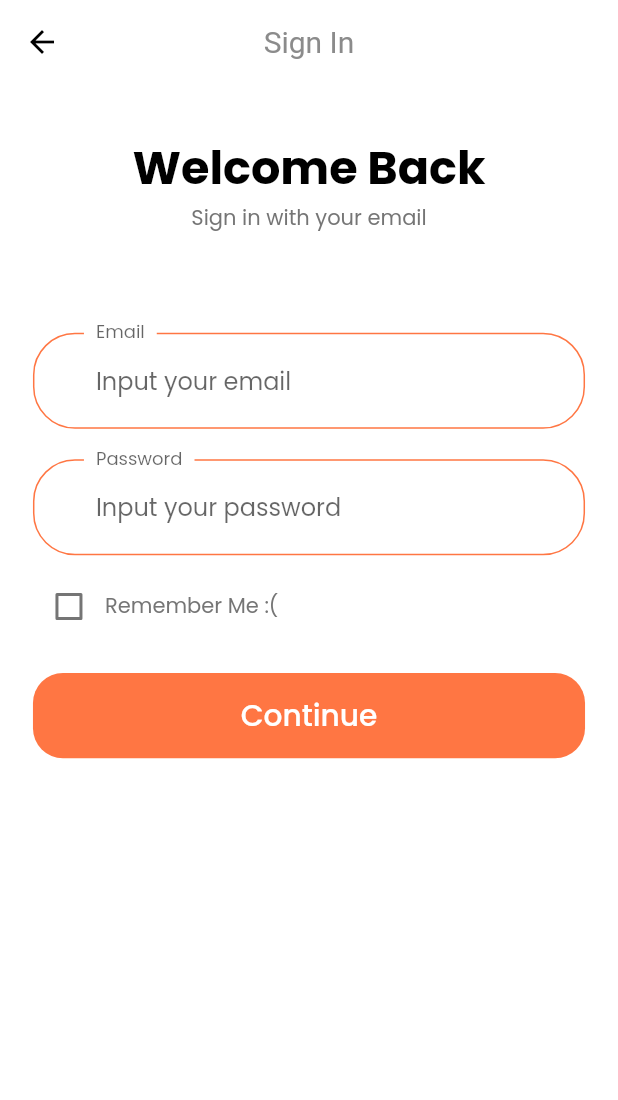
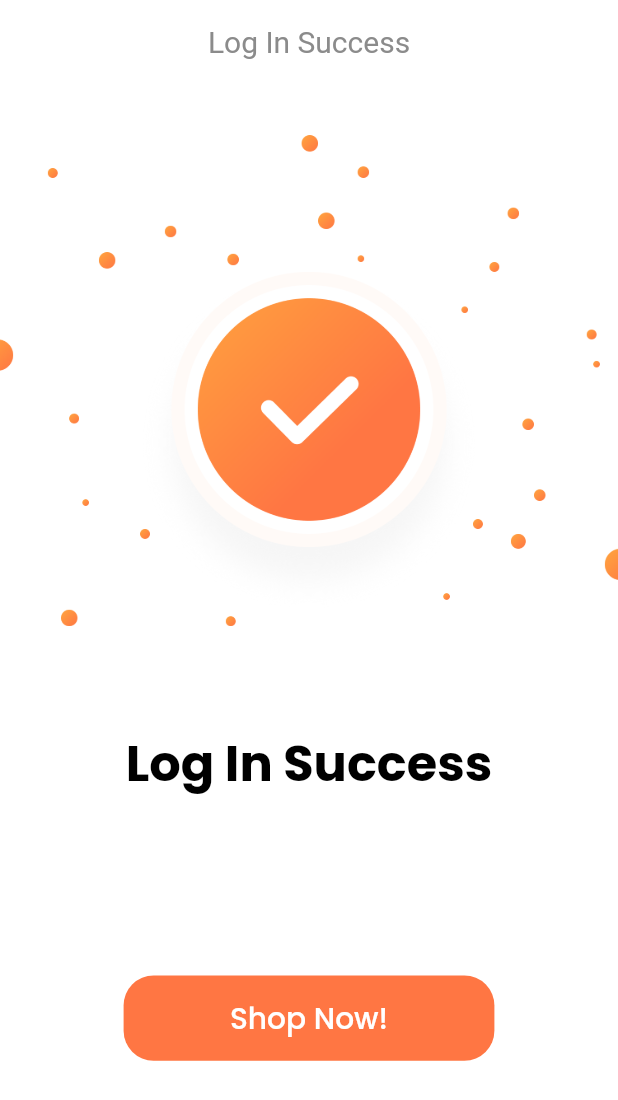
Before and after one commit to triggeredsoyboy/mobile-project-2, a Flutter app: the SignInScreen screen opened by its route, after a tap on "Continue", on a phone screen of 412 x 824 dp. Shown: the top 1100 px of the screen. Run offline on Flutter 3.47's test engine with Material 2 defaults, Android fonts, the phone set to English and light mode, and no system bars; our stand-ins replace flutter_svg.

Commit message:
[UI] Add welcome screen and home screen

```diff
--- /dev/null
+++ b/lib/enums.dart
@@ -0,0 +1,6 @@
+enum MenuState {
+  dashboard,
+  favorite,
+  message,
+  profile,
+}
--- a/lib/routes.dart
+++ b/lib/routes.dart
@@ -1,8 +1,12 @@
 import 'package:flutter/widgets.dart';
 import 'package:alghadim/screens/splash.dart';
 import 'package:alghadim/screens/sign_in.dart';
+import 'package:alghadim/screens/welcome.dart';
+import 'package:alghadim/screens/dashboard.dart';
 
 final Map<String, WidgetBuilder> routes = {
   SplashScreen.routeName: (context) => SplashScreen(),
   SignInScreen.routeName: (context) => SignInScreen(),
+  WelcomeScreen.routeName: (context) => WelcomeScreen(),
+  Dashboard.routeName: (context) => Dashboard(),
 };
--- a/lib/screens/sign_in.dart
+++ b/lib/screens/sign_in.dart
@@ -2,6 +2,8 @@ import 'package:flutter/material.dart';
 import 'package:alghadim/size_config.dart';
 import 'package:alghadim/constants.dart';
 import 'package:alghadim/components/buttons.dart';
+
+import 'package:alghadim/screens/welcome.dart';
 
 class SignInScreen extends StatelessWidget {
   const SignInScreen({Key? key}) : super(key: key);
@@ -105,7 +107,9 @@ class _SignFormState extends State<SignForm> {
           SizedBox(height: getPropScreenHeight(20)),
           DefaultButton(
             text: "Continue",
-            press: () {},
+            press: () {
+              Navigator.pushNamed(context, WelcomeScreen.routeName);
+            },
           ),
         ],
       ),
--- /dev/null
+++ b/lib/screens/welcome.dart
@@ -0,0 +1,63 @@
+import 'package:flutter/material.dart';
+import 'package:alghadim/size_config.dart';
+import 'package:alghadim/components/buttons.dart';
+
+import 'package:alghadim/screens/dashboard.dart';
+
+class WelcomeScreen extends StatelessWidget {
+  const WelcomeScreen({Key? key}) : super(key: key);
+
+  static String routeName = "/WelcomeScreen";
+
+  @override
+  Widget build(BuildContext context) {
+    return Scaffold(
+      appBar: AppBar(
+        leading: SizedBox(),
+        title: Text("Log In Success"),
+      ),
+      body: Body(),
+    );
+  }
+}
+
+class Body extends StatelessWidget {
+  const Body({Key? key}) : super(key: key);
+
+  @override
+  Widget build(BuildContext context) {
+    return Column(
+      children: [
+        SizedBox(
+          height: SizeConfig.screenHeight * 0.04,
+        ),
+        Image.asset(
+          "assets/images/success.png",
+          height: SizeConfig.screenHeight * 0.4,
+        ),
+        SizedBox(
+          height: SizeConfig.screenHeight * 0.08,
+        ),
+        Text(
+          "Log In Success",
+          style: TextStyle(
+            fontSize: getPropScreenWidth(30),
+            fontWeight: FontWeight.bold,
+            color: Colors.black,
+          ),
+        ),
+        Spacer(),
+        SizedBox(
+          width: SizeConfig.screenWidth * 0.6,
+          child: DefaultButton(
+            text: "Shop Now!",
+            press: () {
+              Navigator.pushNamed(context, Dashboard.routeName);
+            },
+          ),
+        ),
+        Spacer(),
+      ],
+    );
+  }
+}
```
Also changed, not shown: lib/components/bottom_navbar.dart (added, +73 -0 lines), lib/screens/components/body.dart (added, +31 -0 lines), lib/screens/components/categories.dart (added, +75 -0 lines), lib/screens/components/discount_banner.dart (added, +41 -0 lines), lib/screens/components/header.dart (added, +23 -0 lines), lib/screens/components/search_field.dart (added, +32 -0 lines), lib/screens/dashboard.dart (added, +21 -0 lines), assets/icons/bath_room.svg (added), assets/icons/bed_room.svg (added), assets/icons/family_room.svg (added), assets/icons/kitchen.svg (added), assets/icons/work_space.svg (added), assets/images/success.png (added).
